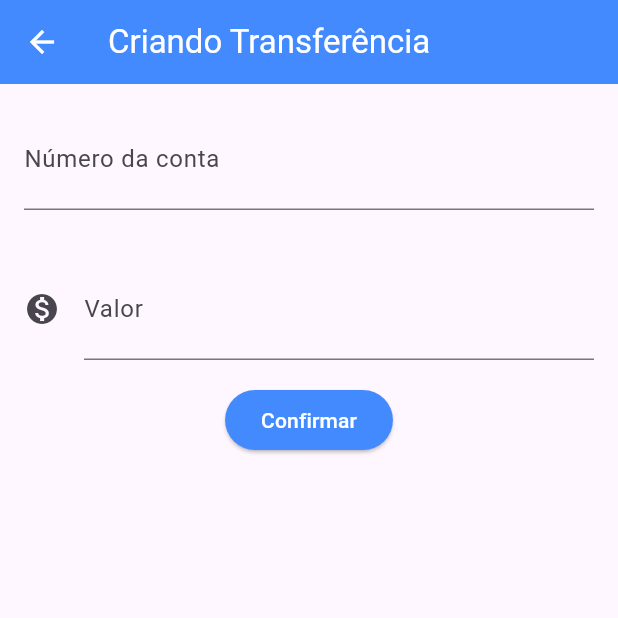
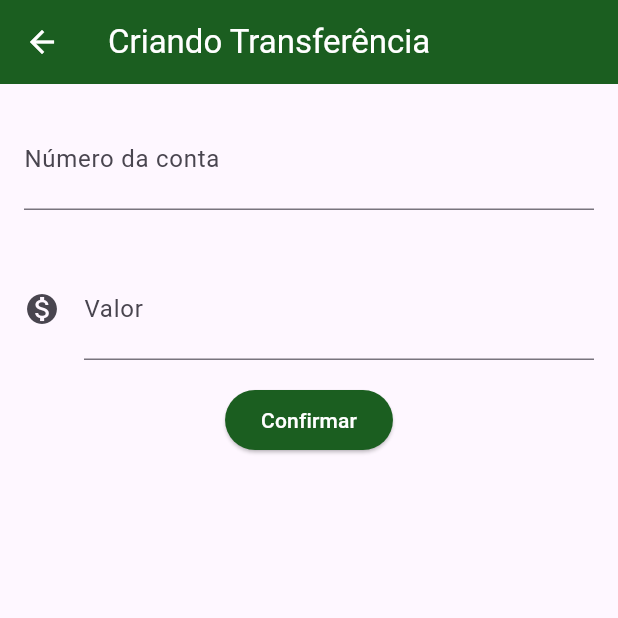
Before and after one commit to rogeriobgregorio/estudos-flutter, a Flutter app: the screen it shows after launch, after a tap on the "add" icon, on a phone screen of 412 x 824 dp, the top half of it. Run offline on Flutter 3.47's test engine with Material 3 defaults, Android fonts, the phone set to English and light mode, and no system bars.

Commit message:
refactor: Refactor theme

```diff
--- a/bytebank/lib/main.dart
+++ b/bytebank/lib/main.dart
@@ -8,8 +8,25 @@ class ByteBankApp extends StatelessWidget {
   @override
   Widget build(BuildContext context) {
     return MaterialApp(
-      home: Scaffold(
-        body: TransferList(),
+      home: TransferList(),
+      theme: ThemeData(
+        primarySwatch: Colors.green,
+        primaryColor: Colors.green[900],
+        appBarTheme: AppBarTheme(
+          backgroundColor: Colors.green[900],
+          iconTheme: IconThemeData(color: Colors.white),
+        ),
+        floatingActionButtonTheme: FloatingActionButtonThemeData(
+          backgroundColor: Colors.green[900],
+          foregroundColor: Colors.white,
+          shape: CircleBorder(),
+        ),
+        elevatedButtonTheme: ElevatedButtonThemeData(
+          style: ElevatedButton.styleFrom(
+            backgroundColor: Colors.green[900],
+            foregroundColor: Colors.white,
+          ),
+        ),
       ),
     );
   }
@@ -20,7 +37,6 @@ class TransferForm extends StatefulWidget {
 
   @override
   State<StatefulWidget> createState() {
-    // TODO: implement createState
     return TransferFormState();
   }
 }
@@ -40,8 +56,6 @@ class TransferFormState extends State<TransferForm> {
             color: Colors.white,
           ),
         ),
-        backgroundColor: Colors.blueAccent,
-        iconTheme: IconThemeData(color: Colors.white),
       ),
       body: Column(
         children: <Widget>[
@@ -56,10 +70,6 @@ class TransferFormState extends State<TransferForm> {
               icon: Icons.monetization_on),
           ElevatedButton(
             onPressed: () => _createTransfer(context),
-            style: ElevatedButton.styleFrom(
-              backgroundColor: Colors.blueAccent,
-              foregroundColor: Colors.white,
-            ),
             child: Text('Confirmar'),
           ),
         ],
@@ -132,7 +142,6 @@ class TransferListState extends State<TransferList> {
             color: Colors.white,
           ),
         ),
-        backgroundColor: Colors.blueAccent,
       ),
       body: ListView.builder(
         itemCount: _transfers.length,
@@ -154,9 +163,6 @@ class TransferListState extends State<TransferList> {
             }
           });
         },
-        backgroundColor: Colors.blueAccent,
-        foregroundColor: Colors.white,
-        shape: CircleBorder(),
         child: Icon(Icons.add),
       ),
     );
```
Also changed, not shown: 1 other file.
